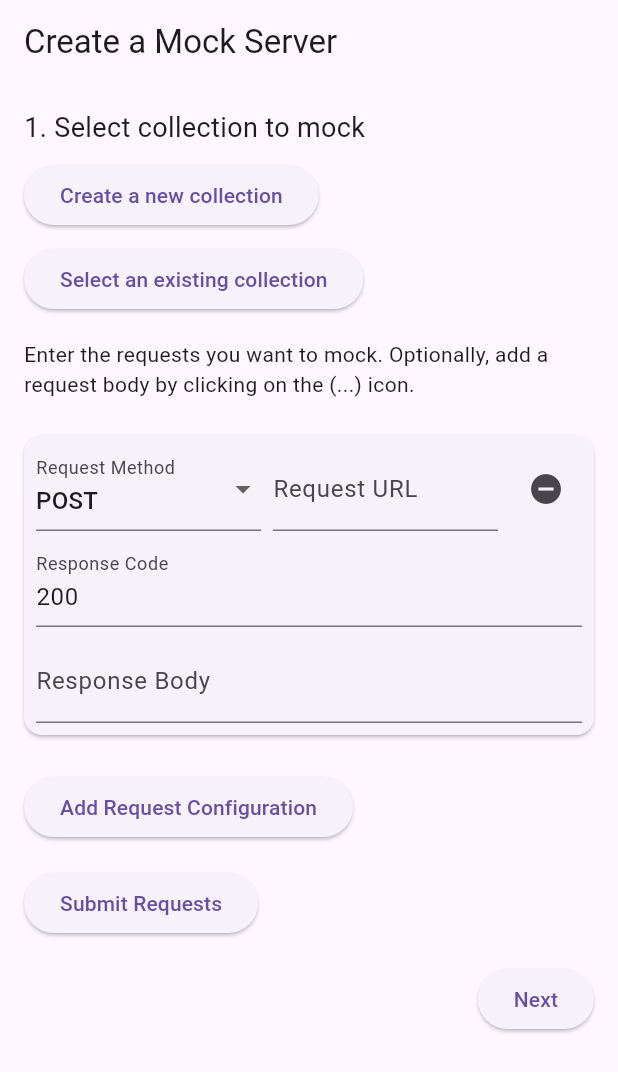
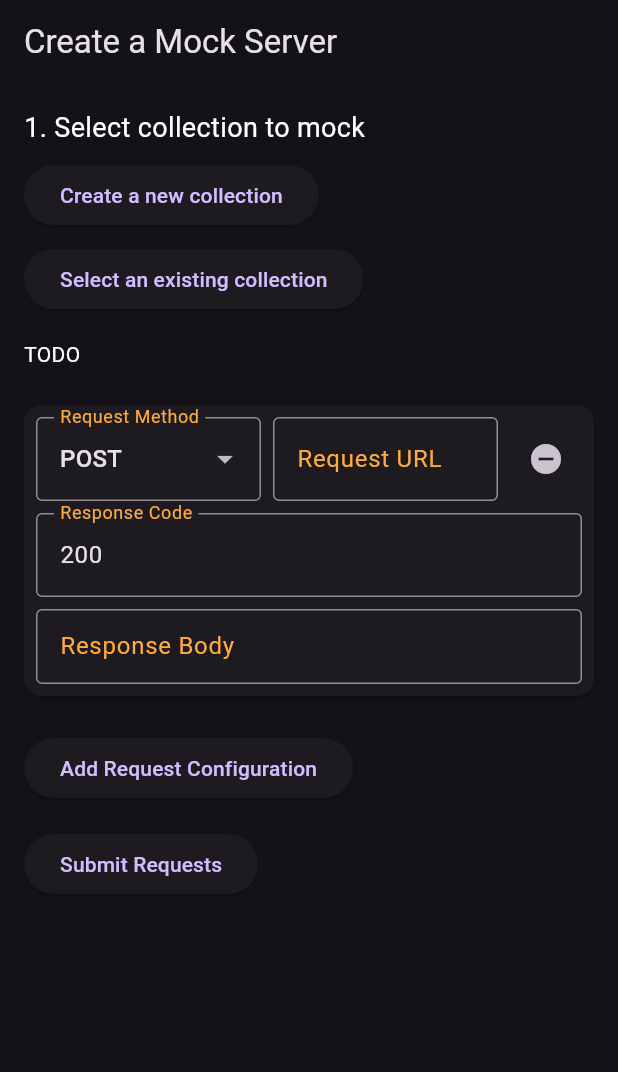
Before and after one commit to dorukanel/NoAPIMockServer, a Flutter app: the screen it shows after launch, on a phone screen of 412 x 824 dp. Shown: the top 1072 px of the screen. Run offline on Flutter 3.47's test engine with Material 3 defaults, Android fonts, the phone set to English and light mode, and no system bars; our stand-ins replace cloud_firestore, firebase_core; accounts and stored records are empty.

Commit message:
GET Method is done w/o API

```diff
--- a/lib/main.dart
+++ b/lib/main.dart
@@ -8,14 +8,34 @@ void main() async {
   await Firebase.initializeApp(
   options: DefaultFirebaseOptions.currentPlatform,
   );
-  runApp(MockServerApp());
+  runApp(const MockServerApp());
 }
 
 class MockServerApp extends StatelessWidget {
+  const MockServerApp({super.key});
+
   @override
   Widget build(BuildContext context) {
     return MaterialApp(
       debugShowCheckedModeBanner: false,
+      theme: ThemeData(
+        brightness: Brightness.dark,
+        primaryColor: Colors.orange,
+        hintColor: Colors.orangeAccent,
+        textTheme: const TextTheme(
+          bodyMedium: TextStyle(fontSize: 14,color: Colors.white),
+        ),
+          inputDecorationTheme: const InputDecorationTheme(
+          labelStyle: TextStyle(color: Colors.orangeAccent),
+          hintStyle: TextStyle(color: Colors.orangeAccent),
+            border: OutlineInputBorder(
+              borderSide: BorderSide(color: Colors.orange),
+            ),
+            focusedBorder: OutlineInputBorder(
+              borderSide: BorderSide(color: Colors.orangeAccent),
+            ),
+      )
+      ),
       home: MockServerScreen(),
     );
   }
--- a/lib/screens/mock_server_screen.dart
+++ b/lib/screens/mock_server_screen.dart
@@ -1,7 +1,9 @@
+import 'dart:convert';
+
 import 'package:flutter/material.dart';
-import 'dart:convert';
 import '../models/request.dart';
 import '../services/firestore_service.dart';
+
 
 class MockServerScreen extends StatefulWidget {
   @override
@@ -34,16 +36,34 @@ class _MockServerScreenState extends State<MockServerScreen> {
     });
   }
 
-  void _sendGetRequest(int index, String url) async {
-    if (url.isNotEmpty) {
-      var response = await _firestoreService.getRequest(url);
-      if (response.errorMessage != null) {
-        ScaffoldMessenger.of(context).showSnackBar(SnackBar(content: Text('Error: ${response.errorMessage}')));
-      } else {
-        String formattedJson = JsonEncoder.withIndent('  ').convert(response.body);
-        setState(() {
-          responseBodyControllers[index].text = formattedJson;
-        });
+  void _sendGetRequest(int index, String path) async {
+    if (path.isNotEmpty) {
+      try {
+        // Split the path to get collection and optional document ID
+        var pathSegments = path.split('/');
+        if (pathSegments.length % 2 == 0) {
+          // Assume the last segment is a document ID
+          var docId = pathSegments.removeLast();
+          var collectionPath = pathSegments.join('/');
+          var document = await _firestoreService.getDocument(collectionPath, docId);
+          if (document != null) {
+            String formattedJson = const JsonEncoder.withIndent('  ').convert(document);
+            setState(() {
+              responseBodyControllers[index].text = formattedJson;
+            });
+          } else {
+            ScaffoldMessenger.of(context).showSnackBar(const SnackBar(content: Text('Document does not exist')));
+          }
+        } else {
+          // Fetch all documents in the collection
+          var collection = await _firestoreService.getCollection(path);
+          String formattedJson = const JsonEncoder.withIndent('  ').convert(collection);
+          setState(() {
+            responseBodyControllers[index].text = formattedJson;
+          });
+        }
+      } catch (e) {
+        ScaffoldMessenger.of(context).showSnackBar(SnackBar(content: Text('Error: $e')));
       }
     }
   }
@@ -52,29 +72,29 @@ class _MockServerScreenState extends State<MockServerScreen> {
   Widget build(BuildContext context) {
     return Scaffold(
       appBar: AppBar(
-        title: Text('Create a Mock Server'),
+        title: const Text('Create a Mock Server'),
       ),
       body: SingleChildScrollView(
-        padding: EdgeInsets.all(16.0),
+        padding: const EdgeInsets.all(16.0),
         child: Form(
           key: _formKey,
           child: Column(
             crossAxisAlignment: CrossAxisAlignment.start,
             children: [
-              Text('1. Select collection to mock', style: TextStyle(fontSize: 18)),
-              SizedBox(height: 8),
+              const Text('1. Select collection to mock', style: TextStyle(fontSize: 18)),
+              const SizedBox(height: 8),
               ElevatedButton(
                 onPressed: () {},
-                child: Text('Create a new collection'),
+                child: const Text('Create a new collection'),
               ),
-              SizedBox(height: 8),
+              const SizedBox(height: 8),
               ElevatedButton(
                 onPressed: () {},
-                child: Text('Select an existing collection'),
+                child: const Text('Select an existing collection'),
               ),
-              SizedBox(height: 16),
-              Text('Enter the requests you want to mock. Optionally, add a request body by clicking on the (...) icon.'),
-              SizedBox(height: 16),
+              const SizedBox(height: 16),
+              const Text('TODO'),
+              const SizedBox(height: 16),
               ListView.builder(
                 shrinkWrap: true,
                 itemCount: requestConfigs.length,
@@ -87,12 +107,12 @@ class _MockServerScreenState extends State<MockServerScreen> {
                   );
                 },
               ),
-              SizedBox(height: 16),
+              const SizedBox(height: 16),
               ElevatedButton(
                 onPressed: _addNewRequestConfig,
-                child: Text('Add Request Configuration'),
+                child: const Text('Add Request Configuration'),
               ),
-              SizedBox(height: 16),
+              const SizedBox(height: 16),
               ElevatedButton(
                 onPressed: () {
                   if (_formKey.currentState!.validate()) {
@@ -110,7 +130,7 @@ class _MockServerScreenState extends State<MockServerScreen> {
                           environment: config.environment,
                         );
                         _firestoreService.createRequest(request).then((_) {
-                          ScaffoldMessenger.of(context).showSnackBar(SnackBar(content: Text('Request created successfully')));
+                          ScaffoldMessenger.of(context).showSnackBar(const SnackBar(content: Text('Request created successfully')));
                         }).catchError((error) {
                           ScaffoldMessenger.of(context).showSnackBar(SnackBar(content: Text('Failed to create request: $error')));
                         });
@@ -118,17 +138,17 @@ class _MockServerScreenState extends State<MockServerScreen> {
                     }
                   }
                 },
-                child: Text('Submit Requests'),
+                child: const Text('Submit Requests'),
               ),
-              SizedBox(height: 16),
-              Row(
+              const SizedBox(height: 16),
+              const Row(
                 mainAxisAlignment: MainAxisAlignment.end,
-                children: [
+               /* children: [
                   ElevatedButton(
                     onPressed: () {},
-                    child: Text('Next'),
+                    child: const Text('Next'),
                   ),
-                ],
+                ],*/
               ),
             ],
           ),
@@ -161,14 +181,14 @@ class RequestConfigWidget extends StatelessWidget {
   final VoidCallback onRemove;
   final TextEditingController responseBodyController;
 
-  RequestConfigWidget({Key? key, required this.config, required this.onRemove, required this.responseBodyController}) : super(key: key);
+  const RequestConfigWidget({super.key, required this.config, required this.onRemove, required this.responseBodyController});
 
   @override
   Widget build(BuildContext context) {
     return Card(
-      margin: EdgeInsets.symmetric(vertical: 8),
+      margin: const EdgeInsets.symmetric(vertical: 8),
       child: Padding(
-        padding: EdgeInsets.all(8.0),
+        padding: const EdgeInsets.all(8.0),
         child: Column(
           children: [
             Row(
@@ -186,22 +206,22 @@ class RequestConfigWidget extends StatelessWidget {
                       config.method = value!;
                       (context as Element).markNeedsBuild();
                     },
-                    decoration: InputDecoration(labelText: 'Request Method'),
+                    decoration: const InputDecoration(labelText: 'Request Method'),
                   ),
                 ),
-                SizedBox(width: 8),
+                const SizedBox(width: 8),
                 Expanded(
                   child: TextFormField(
                     initialValue: config.url,
                     onChanged: (value) {
                       config.url = value;
                     },
-                    decoration: InputDecoration(labelText: 'Request URL'),
+                    decoration: const InputDecoration(labelText: 'Request URL'),
                   ),
                 ),
-                SizedBox(width: 8),
+                const SizedBox(width: 8),
                 IconButton(
-                  icon: Icon(Icons.remove_circle),
+                  icon: const Icon(Icons.remove_circle),
                   onPressed: onRemove,
                 ),
               ],
@@ -209,25 +229,26 @@ class RequestConfigWidget extends StatelessWidget {
             if (config.method != 'GET')
               Column(
                 children: [
-                  SizedBox(height: 8),
+                  const SizedBox(height: 8),
                   TextFormField(
                     initialValue: config.responseCode.toString(),
                     keyboardType: TextInputType.number,
                     onChanged: (value) {
                       config.responseCode = int.parse(value);
                     },
-                    decoration: InputDecoration(labelText: 'Response Code'),
+                    decoration: const InputDecoration(labelText: 'Response Code'),
                   ),
                 ],
               ),
-            SizedBox(height: 8),
+            const SizedBox(height: 8),
             TextFormField(
               controller: responseBodyController,
               maxLines: null,
               onChanged: (value) {
                 config.responseBody = value;
               },
-              decoration: InputDecoration(labelText: 'Response Body'),
+              decoration: const InputDecoration(labelText: 'Response Body'),
+              style: const TextStyle(fontSize: 12),
             ),
           ],
         ),
```
Also changed, not shown: lib/services/firestore_service.dart (+13 -29 lines).
